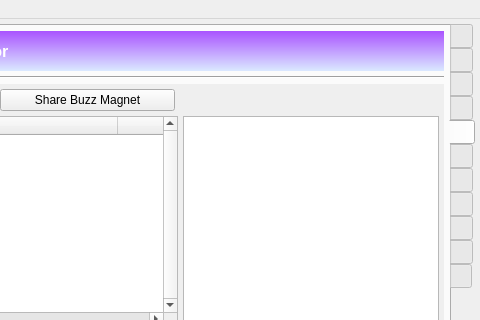
Above: branches/trunk/GoldBug-UI/spot-on-controlcenter.ui from textbrowser/spot-on before the change; both pictures show x 180 to 660 and y 0 to 320 of the 660 by 800 pixel window. Below: the same form after it.
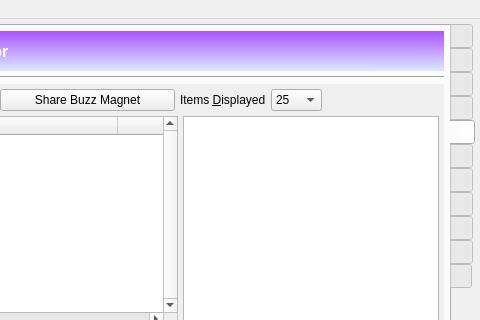
That is the form after the change. The open tabs and pages were chosen to show the change. Icons and pictures are not drawn. Custom widgets are drawn as their Qt base class.

Commit message: New GB widget.

```diff
--- a/branches/trunk/GoldBug-UI/spot-on-controlcenter.ui
+++ b/branches/trunk/GoldBug-UI/spot-on-controlcenter.ui
@@ -4140,8 +4140,8 @@
             <rect>
              <x>0</x>
              <y>0</y>
-             <width>588</width>
-             <height>448</height>
+             <width>616</width>
+             <height>685</height>
             </rect>
            </property>
            <layout class="QVBoxLayout" name="verticalLayout_61">
@@ -4208,6 +4208,46 @@
                     </property>
                    </widget>
                   </item>
+                  <item>
+                   <widget class="QLabel" name="label_95">
+                    <property name="text">
+                     <string>Items &amp;Displayed</string>
+                    </property>
+                    <property name="buddy">
+                     <cstring>neighbors_maximum_items_displayed</cstring>
+                    </property>
+                   </widget>
+                  </item>
+                  <item>
+                   <widget class="QComboBox" name="neighbors_maximum_items_displayed">
+                    <property name="toolTip">
+                     <string>Maximum number of list entries which will be displayed. Setting will not be retained.</string>
+                    </property>
+                    <property name="sizeAdjustPolicy">
+                     <enum>QComboBox::AdjustToContents</enum>
+                    </property>
+                    <item>
+                     <property name="text">
+                      <string>25</string>
+                     </property>
+                    </item>
+                    <item>
+                     <property name="text">
+                      <string>50</string>
+                     </property>
+                    </item>
+                    <item>
+                     <property name="text">
+                      <string>100</string>
+                     </property>
+                    </item>
+                    <item>
+                     <property name="text">
+                      <string>All</string>
+                     </property>
+                    </item>
+                   </widget>
+                  </item>
                   <item>
                    <spacer name="horizontalSpacer_22">
                     <property name="orientation">
```
Left out of the diff: 21 changed lines with no effect on the pictures. The commit also changes 1 other file.
